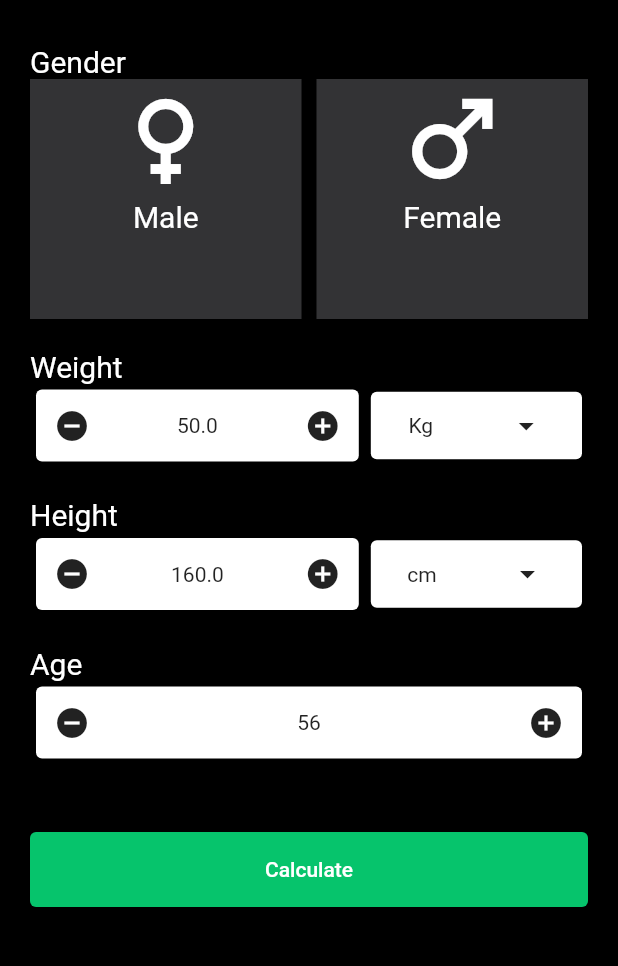
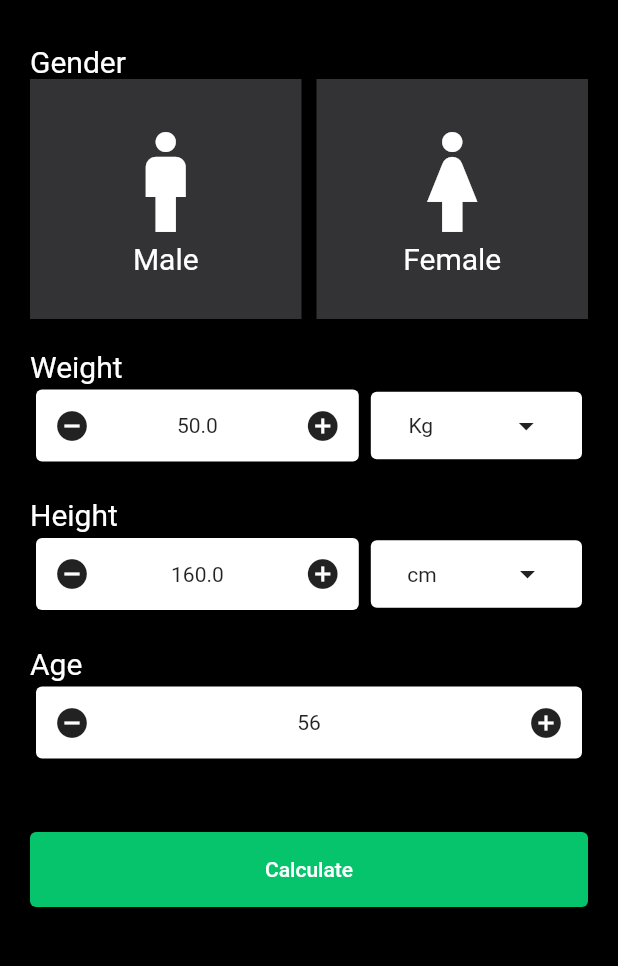
Before and after one commit to AnjanaMaitexa/BMI_CALCULATOR, a Flutter app: the screen it shows after launch, on a phone screen of 412 x 824 dp, the part 164-1130 px from its top. Run offline on Flutter 3.47's test engine with Material 2 defaults, Android fonts, the phone set to English and light mode, and no system bars.

Commit message:
initial commit

```diff
--- a/lib/screens/bmicalculator.dart
+++ b/lib/screens/bmicalculator.dart
@@ -49,8 +49,9 @@ class _BmiCalculationState extends State<BmiCalculation> {
                   height:160,
                   color:Color.fromRGBO(51, 51, 53, 100),
                   child: Column(
+                    mainAxisAlignment: MainAxisAlignment.center,
                     children: [
-                      Icon(Icons.female,color: Colors.white,size: 80,),
+                      Icon(Icons.man,color: Colors.white,size: 80,),
                       Text("Male",style: TextStyle(
                           color: Colors.white,fontSize: 20)
                       ),
@@ -64,8 +65,9 @@ class _BmiCalculationState extends State<BmiCalculation> {
                     height:160,
                     color: Color.fromRGBO(51, 51, 53, 100),
                     child: Column(
+                      mainAxisAlignment: MainAxisAlignment.center,
                       children: [
-                        Icon(Icons.male,color: Colors.white,size: 80,),
+                        Icon(Icons.woman,color: Colors.white,size: 80,),
                         Text("Female",style: TextStyle(
                           color: Colors.white,fontSize: 20)
                         ),
```
